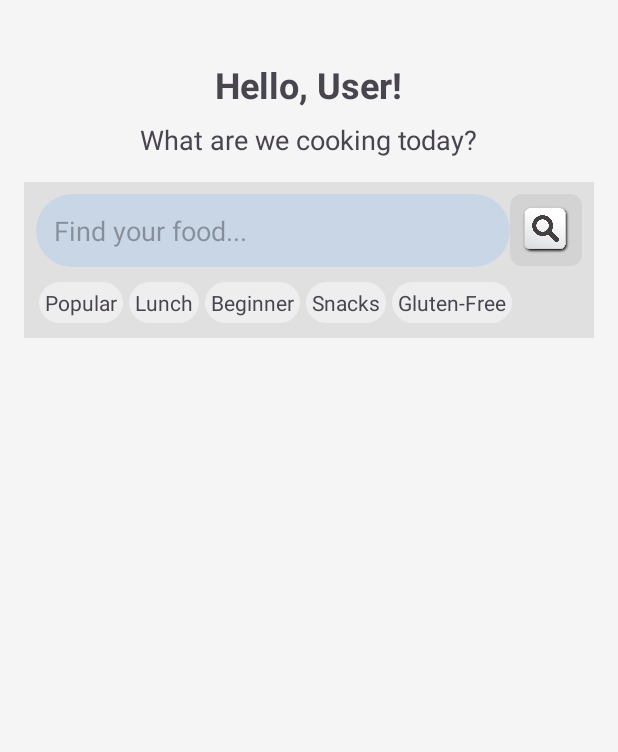
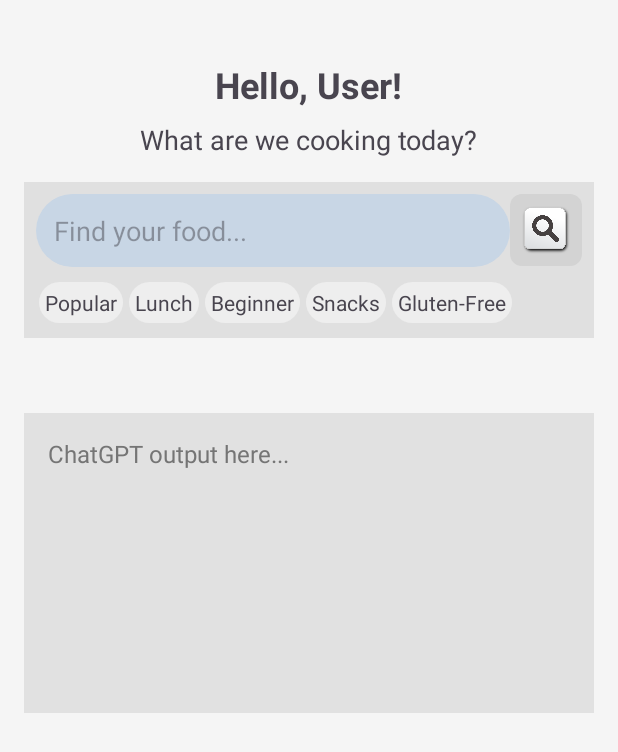
Before and after one commit to Sophiayangg/CS407-final-project, an Android app: the Home screen opened directly, with no data from a screen before it, on a phone screen of 412 x 824 dp. Shown: the top 752 px of the screen. Run offline under Robolectric (Android 15) with nearby library versions, the light colour scheme and no system bars.

Commit message:
home page

```diff
--- a/app/src/main/res/layout/activity_home.xml
+++ b/app/src/main/res/layout/activity_home.xml
@@ -123,6 +123,17 @@
 
     </LinearLayout>
 </LinearLayout>
+    <TextView
+        android:id="@+id/tvChatGPTOutput"
+        android:layout_width="match_parent"
+        android:layout_height="200dp"
+        android:layout_below="@id/searchSection"
+        android:background="#E1E1E1"
+        android:padding="16dp"
+        android:textSize="16sp"
+        android:layout_marginTop="50dp"
+        android:text="ChatGPT output here..."
+        android:textColor="#757575" />
 
 
     <!-- Include other UI components as needed -->
```
Also changed, not shown: app/src/main/java/com/cs407/final_project/Login.java (+20 -2 lines).
